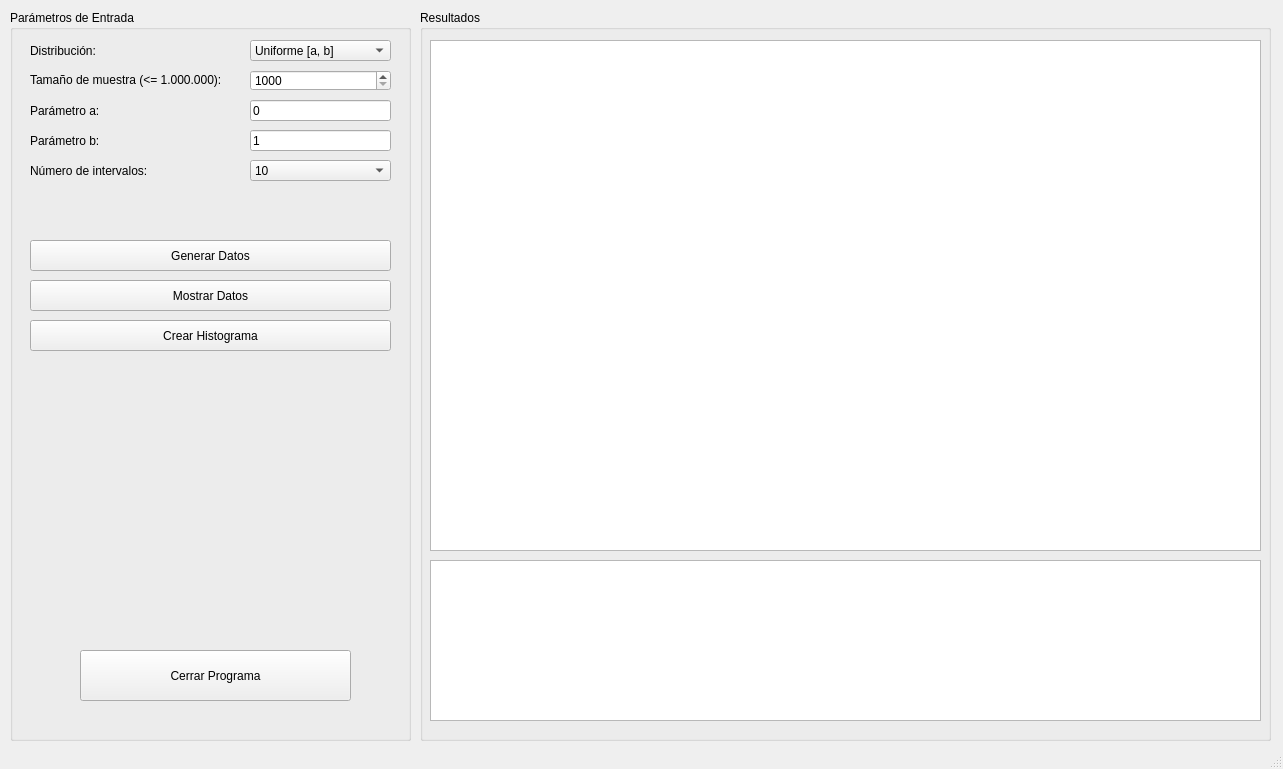
This is TP2/interfazR.ui in MartinG94/SIMULACION_TPS as Qt 5 draws it before an edit. The edited form follows.
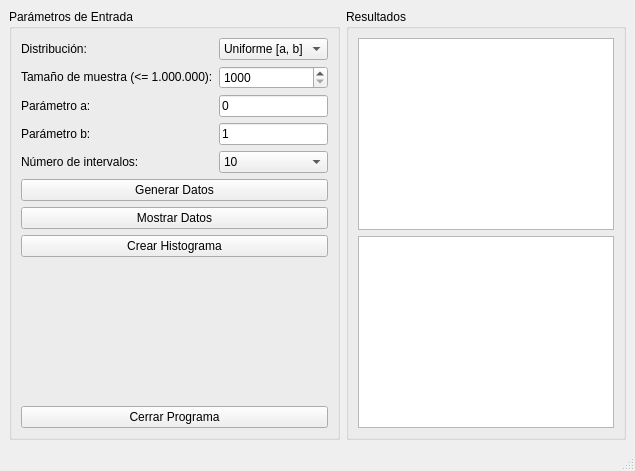
This is the edited form.

Commit message: Interfaz Responsive.

```diff
--- a/TP2/interfazR.ui
+++ b/TP2/interfazR.ui
@@ -2,84 +2,30 @@
 <ui version="4.0">
  <class>main</class>
  <widget class="QMainWindow" name="main">
-  <property name="geometry">
-   <rect>
-    <x>0</x>
-    <y>0</y>
-    <width>1283</width>
-    <height>769</height>
-   </rect>
-  </property>
   <property name="windowTitle">
    <string>Generador de Variables Aleatorias</string>
   </property>
-  <property name="autoFillBackground">
-   <bool>false</bool>
-  </property>
-  <property name="toolButtonStyle">
-   <enum>Qt::ToolButtonIconOnly</enum>
-  </property>
   <widget class="QWidget" name="centralwidget">
+   <layout class="QHBoxLayout" name="horizontalLayout">
+    <!-- Panel izquierdo: Parámetros de Entrada -->
+    <item>
    <widget class="QGroupBox" name="left_panel">
-    <property name="geometry">
-     <rect>
-      <x>10</x>
-      <y>10</y>
-      <width>401</width>
-      <height>731</height>
-     </rect>
-    </property>
     <property name="title">
      <string>Parámetros de Entrada</string>
     </property>
-    <widget class="QPushButton" name="hist_btn">
-     <property name="geometry">
-      <rect>
-       <x>20</x>
-       <y>310</y>
-       <width>361</width>
-       <height>31</height>
-      </rect>
-     </property>
+      <layout class="QVBoxLayout" name="verticalLayout_left">
+       <!-- Formulario con los parámetros -->
+       <item>
+        <layout class="QFormLayout" name="formLayout">
+         <item row="0" column="0">
+          <widget class="QLabel" name="dist_label">
      <property name="text">
-      <string>Crear Histograma</string>
-     </property>
-    </widget>
-    <widget class="QPushButton" name="generate_btn">
-     <property name="geometry">
-      <rect>
-       <x>20</x>
-       <y>230</y>
-       <width>361</width>
-       <height>31</height>
-      </rect>
-     </property>
-     <property name="text">
-      <string>Generar Datos</string>
-     </property>
-    </widget>
-    <widget class="QPushButton" name="show_data_btn">
-     <property name="geometry">
-      <rect>
-       <x>20</x>
-       <y>270</y>
-       <width>361</width>
-       <height>31</height>
-      </rect>
-     </property>
-     <property name="text">
-      <string>Mostrar Datos</string>
-     </property>
-    </widget>
+            <string>Distribución:</string>
+           </property>
+          </widget>
+         </item>
+         <item row="0" column="1">
     <widget class="QComboBox" name="dist_combo">
-     <property name="geometry">
-      <rect>
-       <x>240</x>
-       <y>30</y>
-       <width>141</width>
-       <height>21</height>
-      </rect>
-     </property>
      <item>
       <property name="text">
        <string>Uniforme [a, b]</string>
@@ -96,21 +42,16 @@
       </property>
      </item>
     </widget>
+         </item>
+         <item row="1" column="0">
+          <widget class="QLabel" name="size_label">
+           <property name="text">
+            <string>Tamaño de muestra (&lt;= 1.000.000):</string>
+           </property>
+          </widget>
+         </item>
+         <item row="1" column="1">
     <widget class="QSpinBox" name="size_input">
-     <property name="geometry">
-      <rect>
-       <x>240</x>
-       <y>60</y>
-       <width>141</width>
-       <height>21</height>
-      </rect>
-     </property>
-     <property name="maximumSize">
-      <size>
-       <width>141</width>
-       <height>21</height>
-      </size>
-     </property>
      <property name="minimum">
       <number>1000</number>
      </property>
@@ -118,41 +59,44 @@
       <number>1000000</number>
      </property>
     </widget>
+         </item>
+         <item row="2" column="0">
+          <widget class="QLabel" name="param1_label">
+           <property name="text">
+            <string>Parámetro a:</string>
+           </property>
+          </widget>
+         </item>
+         <item row="2" column="1">
     <widget class="QLineEdit" name="param1_input">
-     <property name="geometry">
-      <rect>
-       <x>240</x>
-       <y>90</y>
-       <width>141</width>
-       <height>21</height>
-      </rect>
-     </property>
      <property name="text">
       <string>0</string>
      </property>
     </widget>
+         </item>
+         <item row="3" column="0">
+          <widget class="QLabel" name="param2_label">
+           <property name="text">
+            <string>Parámetro b:</string>
+           </property>
+          </widget>
+         </item>
+         <item row="3" column="1">
     <widget class="QLineEdit" name="param2_input">
-     <property name="geometry">
-      <rect>
-       <x>240</x>
-       <y>120</y>
-       <width>141</width>
-       <height>21</height>
-      </rect>
-     </property>
      <property name="text">
       <string>1</string>
      </property>
     </widget>
+         </item>
+         <item row="4" column="0">
+          <widget class="QLabel" name="bins_label">
+           <property name="text">
+            <string>Número de intervalos:</string>
+           </property>
+          </widget>
+         </item>
+         <item row="4" column="1">
     <widget class="QComboBox" name="bins_combo">
-     <property name="geometry">
-      <rect>
-       <x>240</x>
-       <y>150</y>
-       <width>141</width>
-       <height>21</height>
-      </rect>
-     </property>
      <item>
       <property name="text">
        <string>10</string>
@@ -174,118 +118,93 @@
       </property>
      </item>
     </widget>
+         </item>
+        </layout>
+       </item>
+       <!-- Layout para los botones justo debajo del formulario -->
+       <item>
+        <layout class="QVBoxLayout" name="buttonLayout">
+         <item>
+          <widget class="QPushButton" name="generate_btn">
+           <property name="text">
+            <string>Generar Datos</string>
+           </property>
+          </widget>
+         </item>
+         <item>
+          <widget class="QPushButton" name="show_data_btn">
+           <property name="text">
+            <string>Mostrar Datos</string>
+           </property>
+          </widget>
+         </item>
+         <item>
+          <widget class="QPushButton" name="hist_btn">
+           <property name="text">
+            <string>Crear Histograma</string>
+           </property>
+          </widget>
+         </item>
+        </layout>
+       </item>
+       <!-- Spacer para empujar el botón de cerrar hacia el fondo -->
+       <item>
+        <spacer name="verticalSpacer">
+         <property name="orientation">
+          <enum>Qt::Vertical</enum>
+         </property>
+         <property name="sizeHint" stdset="0">
+          <size>
+           <width>20</width>
+           <height>40</height>
+          </size>
+         </property>
+        </spacer>
+       </item>
+       <!-- Botón Cerrar Programa -->
+       <item>
     <widget class="QPushButton" name="close_btn">
-     <property name="geometry">
-      <rect>
-       <x>70</x>
-       <y>640</y>
-       <width>271</width>
-       <height>51</height>
-      </rect>
-     </property>
      <property name="text">
       <string>Cerrar Programa</string>
      </property>
     </widget>
-    <widget class="QLabel" name="dist_label">
-     <property name="geometry">
-      <rect>
-       <x>20</x>
-       <y>30</y>
-       <width>81</width>
-       <height>21</height>
-      </rect>
-     </property>
-     <property name="text">
-      <string>Distribución:</string>
-     </property>
-    </widget>
-    <widget class="QLabel" name="size_label">
-     <property name="geometry">
-      <rect>
-       <x>20</x>
-       <y>50</y>
-       <width>221</width>
-       <height>41</height>
-      </rect>
-     </property>
-     <property name="text">
-      <string>Tamaño de muestra (&lt;= 1.000.000):</string>
-     </property>
-    </widget>
-    <widget class="QLabel" name="param1_label">
-     <property name="geometry">
-      <rect>
-       <x>20</x>
-       <y>90</y>
-       <width>211</width>
-       <height>21</height>
-      </rect>
-     </property>
-     <property name="text">
-      <string>Parámetro a:</string>
-     </property>
-    </widget>
-    <widget class="QLabel" name="param2_label">
-     <property name="geometry">
-      <rect>
-       <x>20</x>
-       <y>120</y>
-       <width>211</width>
-       <height>21</height>
-      </rect>
-     </property>
-     <property name="text">
-      <string>Parámetro b:</string>
-     </property>
-    </widget>
-    <widget class="QLabel" name="bins_label">
-     <property name="geometry">
-      <rect>
-       <x>20</x>
-       <y>150</y>
-       <width>211</width>
-       <height>21</height>
-      </rect>
-     </property>
-     <property name="text">
-      <string>Número de intervalos:</string>
-     </property>
-    </widget>
-   </widget>
+       </item>
+      </layout>
+     </widget>
+    </item>
+    <!-- Panel derecho: Resultados -->
+    <item>
    <widget class="QGroupBox" name="right_panel">
-    <property name="geometry">
-     <rect>
-      <x>420</x>
-      <y>10</y>
-      <width>851</width>
-      <height>731</height>
-     </rect>
-    </property>
     <property name="title">
      <string>Resultados</string>
     </property>
+      <layout class="QVBoxLayout" name="verticalLayout_right">
+       <!-- Histograma (QGraphicsView): ocupa el 70% del panel derecho -->
+       <item stretch="7">
     <widget class="QGraphicsView" name="right_layout">
-     <property name="geometry">
-      <rect>
-       <x>10</x>
-       <y>30</y>
-       <width>831</width>
-       <height>511</height>
-      </rect>
-     </property>
-    </widget>
+         <property name="sizePolicy">
+          <sizepolicy hsizetype="Expanding" vsizetype="Expanding">
+           <horstretch>0</horstretch>
+           <verstretch>0</verstretch>
+          </sizepolicy>
+         </property>
+        </widget>
+       </item>
+       <!-- Datos (QTextEdit): ocupa el 30% del panel derecho -->
+       <item stretch="3">
     <widget class="QTextEdit" name="data_display">
-     <property name="geometry">
-      <rect>
-       <x>10</x>
-       <y>550</y>
-       <width>831</width>
-       <height>161</height>
-      </rect>
-     </property>
-    </widget>
-   </widget>
+         <property name="sizePolicy">
+          <sizepolicy hsizetype="Expanding" vsizetype="Preferred">
+           <horstretch>0</horstretch>
+           <verstretch>0</verstretch>
+          </sizepolicy>
+         </property>
+        </widget>
+       </item>
+      </layout>
+     </widget>
+    </item>
+   </layout>
   </widget>
   <widget class="QStatusBar" name="statusbar"/>
  </widget>
```
Lines whose indentation alone changed are shown as unchanged. The commit also changes 1 other file.
